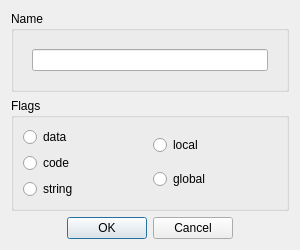
Old version of the form src/ui/qt/Label.ui in the repository wisk/medusa.
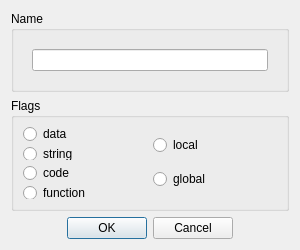
New version of the form.

Commit message: ui_qt: handle Function label

The edit to the form file:
```diff
--- a/src/ui/qt/Label.ui
+++ b/src/ui/qt/Label.ui
@@ -83,16 +83,6 @@
             </attribute>
            </widget>
           </item>
-          <item>
-           <widget class="QRadioButton" name="CodeButton">
-            <property name="text">
-             <string>code</string>
-            </property>
-            <attribute name="buttonGroup">
-             <string notr="true">LabelTypeGroup</string>
-            </attribute>
-           </widget>
-          </item>
           <item>
            <widget class="QRadioButton" name="StringButton">
             <property name="text">
@@ -103,6 +93,23 @@
             </attribute>
            </widget>
           </item>
+          <item>
+           <widget class="QRadioButton" name="CodeButton">
+            <property name="text">
+             <string>code</string>
+            </property>
+            <attribute name="buttonGroup">
+             <string notr="true">LabelTypeGroup</string>
+            </attribute>
+           </widget>
+          </item>
+          <item>
+           <widget class="QRadioButton" name="FunctionButton">
+            <property name="text">
+             <string>function</string>
+            </property>
+           </widget>
+          </item>
          </layout>
         </item>
         <item>
```
Left out of the diff: 2 changed lines with no effect on the pictures. The commit also changes 2 other files.
